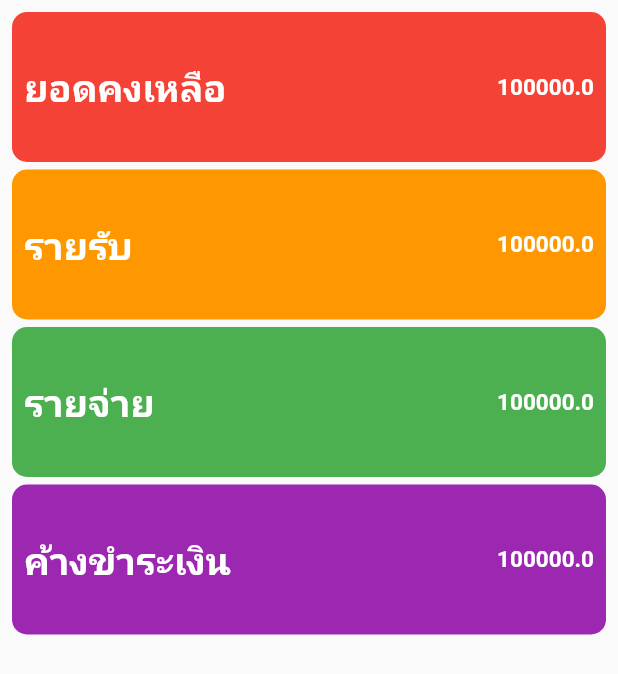
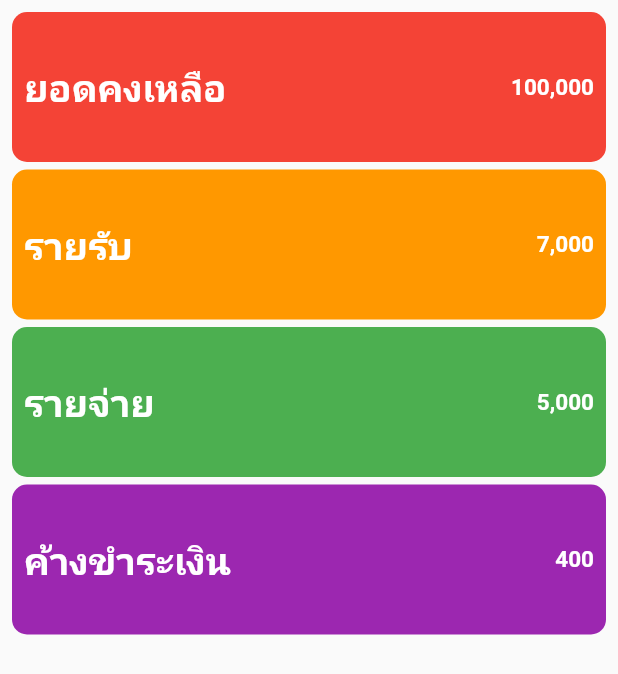
Before and after one commit to pearypie/Lab2, a Flutter app: the screen it shows after launch, on a phone screen of 412 x 824 dp. Shown: the top 674 px of the screen. Run offline on Flutter 3.47's test engine with Material 2 defaults, Android fonts, the phone set to English and light mode, and no system bars; missing offline and left inert: dart:html.

Commit message:
NumberFormat

```diff
--- a/week5-6-commit&push/Holoapp/holoapp/lib/Homescreen.dart
+++ b/week5-6-commit&push/Holoapp/holoapp/lib/Homescreen.dart
@@ -28,15 +28,15 @@ class _HomescreenState extends State<Homescreen> {
         SizedBox(
           height: 5,
         ),
-        MoneyBox("รายรับ", 100000, Colors.orange, 100),
+        MoneyBox("รายรับ", 7000, Colors.orange, 100),
         SizedBox(
           height: 5,
         ),
-        MoneyBox("รายจ่าย", 100000, Colors.green, 100),
+        MoneyBox("รายจ่าย", 5000, Colors.green, 100),
         SizedBox(
           height: 5,
         ),
-        MoneyBox("ค้างขำระเงิน", 100000, Colors.purple, 100),
+        MoneyBox("ค้างขำระเงิน", 400, Colors.purple, 100),
       ]),
     ));
   }
--- a/week5-6-commit&push/Holoapp/holoapp/lib/MoneyBox.dart
+++ b/week5-6-commit&push/Holoapp/holoapp/lib/MoneyBox.dart
@@ -1,4 +1,5 @@
 import 'package:flutter/material.dart';
+import 'package:intl/intl.dart';
 
 class MoneyBox extends StatefulWidget {
   final String title;
@@ -32,7 +33,7 @@ class _MoneyBoxState extends State<MoneyBox> {
             ),
             Expanded(
                 child: Text(
-              widget.amount.toString(),
+              '${NumberFormat("#,###.##").format(widget.amount)}',
               style: TextStyle(
                   fontSize: 15,
                   color: Colors.white,
```
